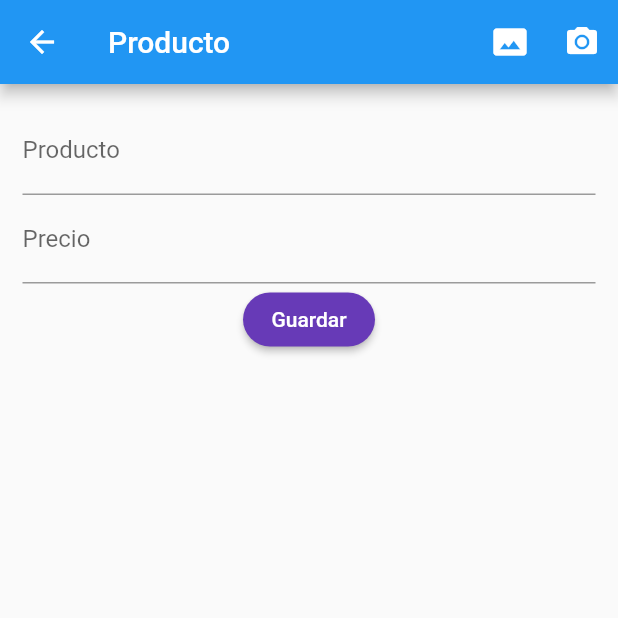
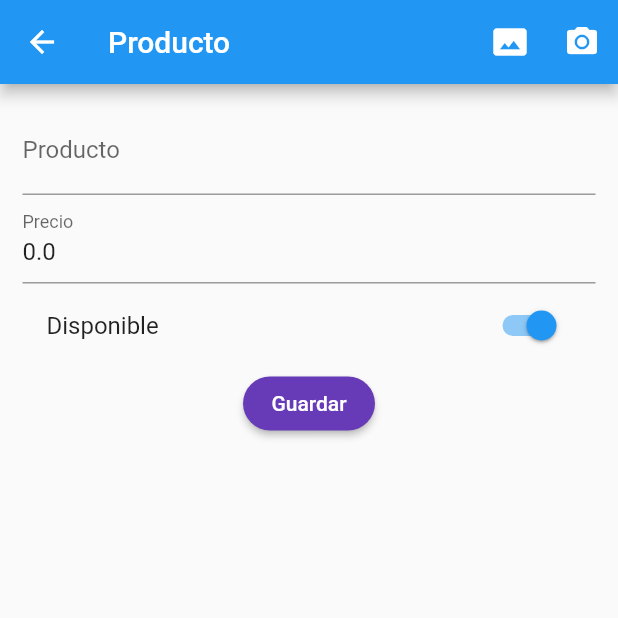
Before and after one commit to juanmachuca95/CRUD_flutter, a Flutter app: the screen it shows after launch, after a tap on the "add" icon, on a phone screen of 412 x 824 dp, the top half of it. Run offline on Flutter 3.47's test engine with Material 2 defaults, Android fonts, the phone set to English and light mode, and no system bars; our stand-ins replace rxdart; network calls fail.

Commit message:
Cargar productos desde la DB - Firebase

```diff
--- a/lib/src/models/producto_model.dart
+++ b/lib/src/models/producto_model.dart
@@ -27,7 +27,7 @@ class ProductoModel {
   factory ProductoModel.fromJson(Map<String, dynamic> json) => ProductoModel(
       id: json["id"],
       titulo: json["titulo"],
-      valor: json["valor"].toDouble(),
+      valor: json["valor"],
       disponible: json["disponible"],
       fotoUrl: json["fotoURL"],
   );
--- a/lib/src/pages/home_page.dart
+++ b/lib/src/pages/home_page.dart
@@ -1,13 +1,17 @@
 import 'package:flutter/material.dart';
-import 'package:fluttercrud/src/bloc/provider.dart';
+//import 'package:fluttercrud/src/bloc/provider.dart';
+import 'package:fluttercrud/src/models/producto_model.dart';
+import 'package:fluttercrud/src/providers/productos_provider.dart';
 
 
 class HomePage extends StatelessWidget {
 
+  final productosProvider = new ProductosProvider();
+
   @override
   Widget build(BuildContext context) {
 
-    final bloc = Provider.of(context);
+    //final bloc = Provider.of(context);
 
     return Scaffold(
 
@@ -15,11 +19,52 @@ class HomePage extends StatelessWidget {
         backgroundColor: Colors.deepPurple,
         title: Text('Home'),
       ),
-      body: Container(),
+      body: _crearListado(),
       floatingActionButton: _crearBoton(context)
 
     );
   }
+
+
+   Widget _crearListado(){
+    //print(productosProvider.cargarProductos());
+
+    return FutureBuilder(
+      future: productosProvider.cargarProductos(),
+
+      builder: (BuildContext context , AsyncSnapshot<List<ProductoModel>> snapshot){
+        if( snapshot.hasData ) {
+
+          final productos = snapshot.data;
+          print(productos);
+
+          return ListView.builder(
+
+            itemCount: productos.length,
+
+            itemBuilder: (context, i) => _crearItem(productos[i])
+
+          );
+
+        }else{
+
+          return Center( child: CircularProgressIndicator());
+
+        }
+
+      }
+    );
+  }
+
+
+  Widget _crearItem(ProductoModel producto){
+
+    return ListTile(
+      title: Text('${ producto.titulo } ${ producto.valor }'),
+    );
+
+  }
+
 
   Widget _crearBoton(BuildContext context){
 
--- a/lib/src/pages/producto_page.dart
+++ b/lib/src/pages/producto_page.dart
@@ -1,5 +1,7 @@
 import 'package:flutter/material.dart';
+import 'package:fluttercrud/src/providers/productos_provider.dart';
 import 'package:fluttercrud/src/utils/utils.dart' as utils;
+import 'package:fluttercrud/src/models/producto_model.dart';
 
 class ProductoPage extends StatefulWidget {
 
@@ -8,7 +10,11 @@ class ProductoPage extends StatefulWidget {
 }
 
 class _ProductoPageState extends State<ProductoPage> {
+
   final formKey = GlobalKey<FormState>();
+  final productoProvider = new ProductosProvider();
+
+  ProductoModel producto = new ProductoModel();
 
   @override
   Widget build(BuildContext context) {
@@ -37,6 +43,7 @@ class _ProductoPageState extends State<ProductoPage> {
               children: <Widget>[
                 _crearNombre(),
                 _crearPrecio(),
+                _crearDisponible(),
                 _crearBoton()
               ],
             ),
@@ -60,6 +67,7 @@ class _ProductoPageState extends State<ProductoPage> {
           return null;
         }
       },
+      onSaved: (value) => producto.titulo = value,
     );
 
   }
@@ -67,6 +75,7 @@ class _ProductoPageState extends State<ProductoPage> {
   Widget _crearPrecio(){
 
     return TextFormField(
+      initialValue: producto.valor.toString(),
       keyboardType: TextInputType.numberWithOptions(decimal:true),
       decoration: InputDecoration(
         labelText: 'Precio',
@@ -76,10 +85,24 @@ class _ProductoPageState extends State<ProductoPage> {
         return ( utils.isNumeric( value )) ? null : 'Solo números';
 
       },
+      onSaved: (value) => producto.valor = double.parse(value),
 
+    );
+  }
+
+
+  Widget _crearDisponible(){
+
+    return SwitchListTile(
+      value: producto.disponible,
+      title: Text('Disponible'),
+      onChanged: ( value ) => setState((){
+        producto.disponible = value;
+      })
     );
 
   }
+
 
   Widget _crearBoton(){
 
@@ -97,7 +120,16 @@ class _ProductoPageState extends State<ProductoPage> {
 
     if(!formKey.currentState.validate()) return;
 
+    formKey.currentState.save();
+
+    print( producto.titulo );
+    print( producto.valor );
+    print( producto.disponible );
     print("Todo okay");
+
+
+    productoProvider.crearProducto(producto);
+
 
   }
 }
--- /dev/null
+++ b/lib/src/providers/productos_provider.dart
@@ -0,0 +1,50 @@
+import 'package:http/http.dart' as http;
+import 'package:fluttercrud/src/models/producto_model.dart';
+import 'dart:convert';
+
+
+class ProductosProvider{
+
+  final String _url = "https://flutter-b4d79-default-rtdb.firebaseio.com";
+
+
+  Future<bool> crearProducto( ProductoModel producto ) async {
+
+    final String url = '$_url/productos.json';
+
+    final resp = await http.post( Uri.parse(url) , body:productoModelToJson(producto) );
+
+    final decodedData = json.decode(resp.body);
+
+    print( decodedData );
+
+    return true;
+
+  }
+
+  Future<List<ProductoModel>> cargarProductos() async {
+
+    final url = Uri.parse('$_url/productos.json');
+
+    final resp = await http.get(url);
+
+    final Map<String, dynamic> decodedData = json.decode(resp.body);
+
+    if( decodedData == null ) return [];
+
+    final List<ProductoModel> productos = [];
+    //print(decodedData);
+
+    decodedData.forEach( ( id, prod ){
+
+      final prodTemp = ProductoModel.fromJson(prod);
+      prodTemp.id = id;
+
+      productos.add( prodTemp );
+
+    });
+
+    return productos;
+  }
+
+}
--- a/pubspec.yaml
+++ b/pubspec.yaml
@@ -29,6 +29,7 @@ dependencies:
   # Use with the CupertinoIcons class for iOS style icons.
   cupertino_icons: ^1.0.2
   rxdart: ^0.26.0
+  http:
 
 dev_dependencies:
   flutter_test:
```
Also changed, not shown: pubspec.lock.
